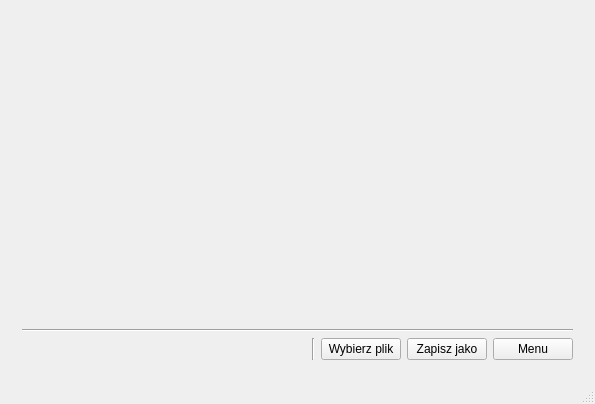
Old version of the form projekt/src/mainwindow.ui in the repository KevinSupertramp/stereogramiksy.
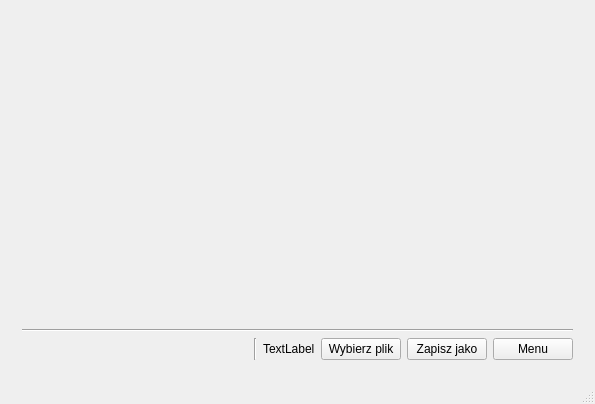
New version of the form. The open tabs and pages were chosen to show the change.

What changed in the file:
```diff
--- a/projekt/src/mainwindow.ui
+++ b/projekt/src/mainwindow.ui
@@ -147,6 +147,13 @@
                 </property>
                </widget>
               </item>
+              <item>
+               <widget class="QLabel" name="label_3">
+                <property name="text">
+                 <string>TextLabel</string>
+                </property>
+               </widget>
+              </item>
               <item>
                <widget class="QPushButton" name="pushButton_Open">
                 <property name="text">
```
Left out of the diff: 2 changed lines with no effect on the pictures.
